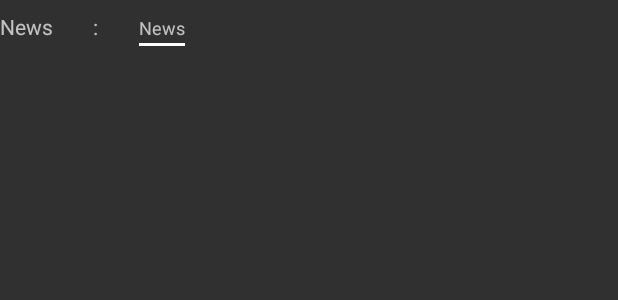
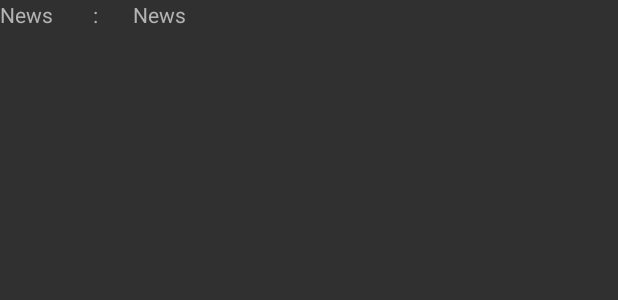
Before and after one commit to RainMaker1707/LSINF1225-2020-GroupeL31-WishList, an Android app: the layout profile_layout.xml on its own in the app's theme, with its tools: preview values and no code run, on a phone screen of 412 x 824 dp. Shown: the top 300 px of the screen. Run offline under Robolectric (Android 15) with nearby library versions, the phone set to English and light mode, and no system bars.

Commit message:
add profile_layout auto + some updates

```diff
--- a/app/src/main/java/be/uclouvain/lsinf1225/groupel31/wishlist/Views/ProfileActivity.java
+++ b/app/src/main/java/be/uclouvain/lsinf1225/groupel31/wishlist/Views/ProfileActivity.java
@@ -31,5 +31,7 @@ public class ProfileActivity extends AppCompatActivity {
 
         ListView list = findViewById(R.id.list_view);
         list.setAdapter(new UserAdapter(getApplicationContext(), CurrentUser.getInstance()));
+
+        //TODO modify profile
     }
 }
--- a/app/src/main/java/be/uclouvain/lsinf1225/groupel31/wishlist/tools/UserAdapter.java
+++ b/app/src/main/java/be/uclouvain/lsinf1225/groupel31/wishlist/tools/UserAdapter.java
@@ -75,11 +75,11 @@ public class UserAdapter extends BaseAdapter {
         List<String> current = getItem(position);
 
         TextView title = convertView.findViewById(R.id.preference_name);
-        EditText preference = convertView.findViewById(R.id.preference_user);
+        TextView preference = convertView.findViewById(R.id.preference_user);
 
         title.setText(current.get(0));
         title.setTextSize(20);
-        preference.setHint(current.get(1));
+        preference.setText(current.get(1));
         preference.setTextSize(20);
         return convertView;
     }
--- a/app/src/main/res/layout/activity_profile.xml
+++ b/app/src/main/res/layout/activity_profile.xml
@@ -55,10 +55,12 @@
         android:layout_gravity="center"
         android:layout_marginStart="50dp"
         android:layout_marginEnd="50dp"
-        android:layout_marginBottom="50dp">
+        android:layout_marginBottom="60dp">
 
     </ListView>
+
     <Button
+        android:id="@+id/modify_profile"
         android:layout_width="wrap_content"
         android:layout_height="wrap_content"
         android:layout_marginTop="-50dp"
@@ -66,4 +68,5 @@
         android:text="@string/modify_profile"
         android:fontFamily="cursive"
         android:layout_gravity="center"/>
+
 </LinearLayout>
--- a/app/src/main/res/layout/profile_layout.xml
+++ b/app/src/main/res/layout/profile_layout.xml
@@ -3,25 +3,27 @@
     xmlns:tools="http://schemas.android.com/tools"
     android:orientation="horizontal"
     android:layout_width="wrap_content"
-    android:layout_height="wrap_content">
+    android:layout_height="wrap_content"
+    >
     <TextView
         android:id="@+id/preference_name"
         android:layout_width="wrap_content"
         android:layout_height="wrap_content"
-        android:text="@string/news"/>
+        android:text="@string/news"
+        android:textColor="@color/LightGray"/>
 
     <TextView
         android:layout_width="wrap_content"
         android:layout_height="wrap_content"
-        android:text="@string/space"/>
+        android:text="@string/space"
+        android:textColor="@color/LightGray"/>
 
-    <EditText
+
+    <TextView
         android:id="@+id/preference_user"
         android:layout_width="wrap_content"
         android:layout_height="wrap_content"
-        android:textSize="12sp"
-        android:inputType="text"
-        android:hint="@string/news"
-        tools:ignore="Autofill" />
+        android:text="@string/news"
+        android:textColor="@color/LightGray"/>
 
 </LinearLayout>
```
Also changed, not shown: app/src/main/java/be/uclouvain/lsinf1225/groupel31/wishlist/tools/MySQLiteOpenHelper.java (+7 -0 lines).
